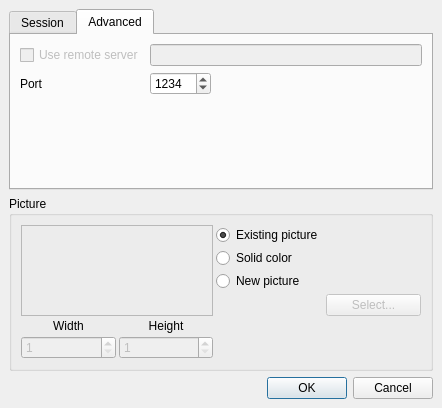
drawpile/Drawpile, file src/client/ui/hostdialog.ui: the form before one commit.
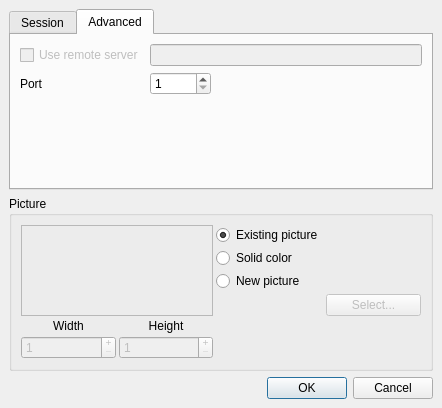
The form after the commit. The open tabs and pages were chosen to show the change. Custom widgets are drawn as their Qt base class.

```diff
--- a/src/client/ui/hostdialog.ui
+++ b/src/client/ui/hostdialog.ui
@@ -166,9 +166,6 @@
          <property name="minimum" >
           <number>1</number>
          </property>
-         <property name="value" >
-          <number>1234</number>
-         </property>
         </widget>
        </item>
        <item row="1" column="0" >
@@ -255,6 +252,9 @@
         <property name="enabled" >
          <bool>false</bool>
         </property>
+        <property name="buttonSymbols" >
+         <enum>QAbstractSpinBox::PlusMinus</enum>
+        </property>
         <property name="maximum" >
          <number>160000</number>
         </property>
@@ -271,6 +271,9 @@
         <property name="enabled" >
          <bool>false</bool>
         </property>
+        <property name="buttonSymbols" >
+         <enum>QAbstractSpinBox::PlusMinus</enum>
+        </property>
         <property name="maximum" >
          <number>16000</number>
         </property>
```
Left out of the diff: 6 changed lines with no effect on the pictures.
